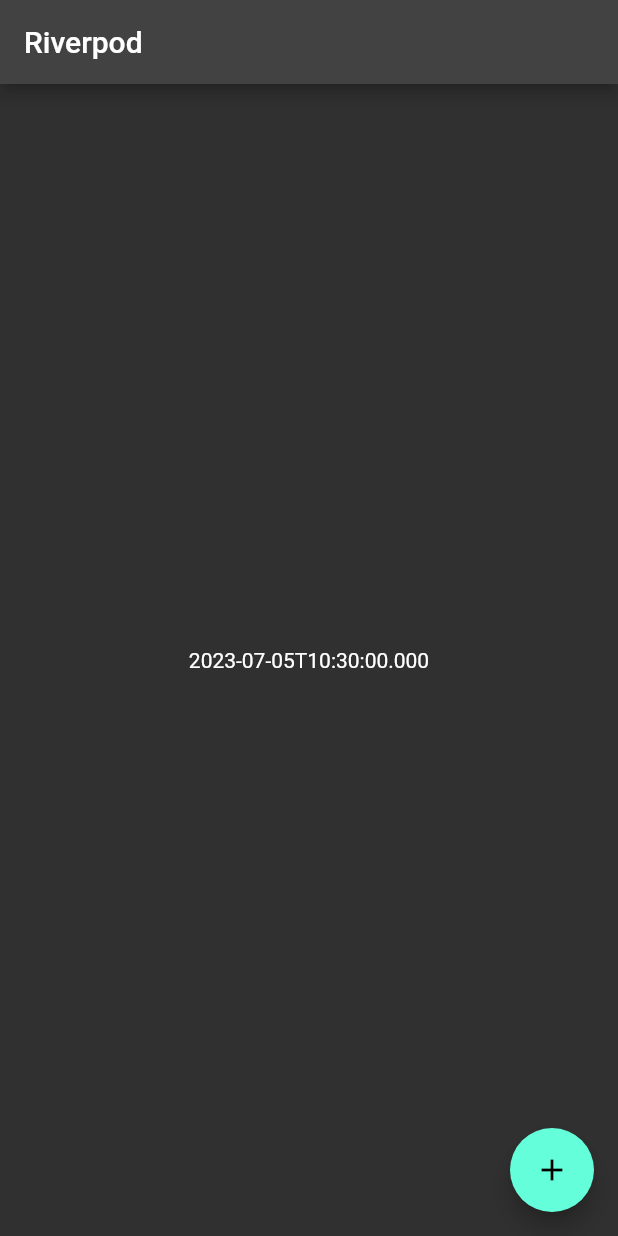
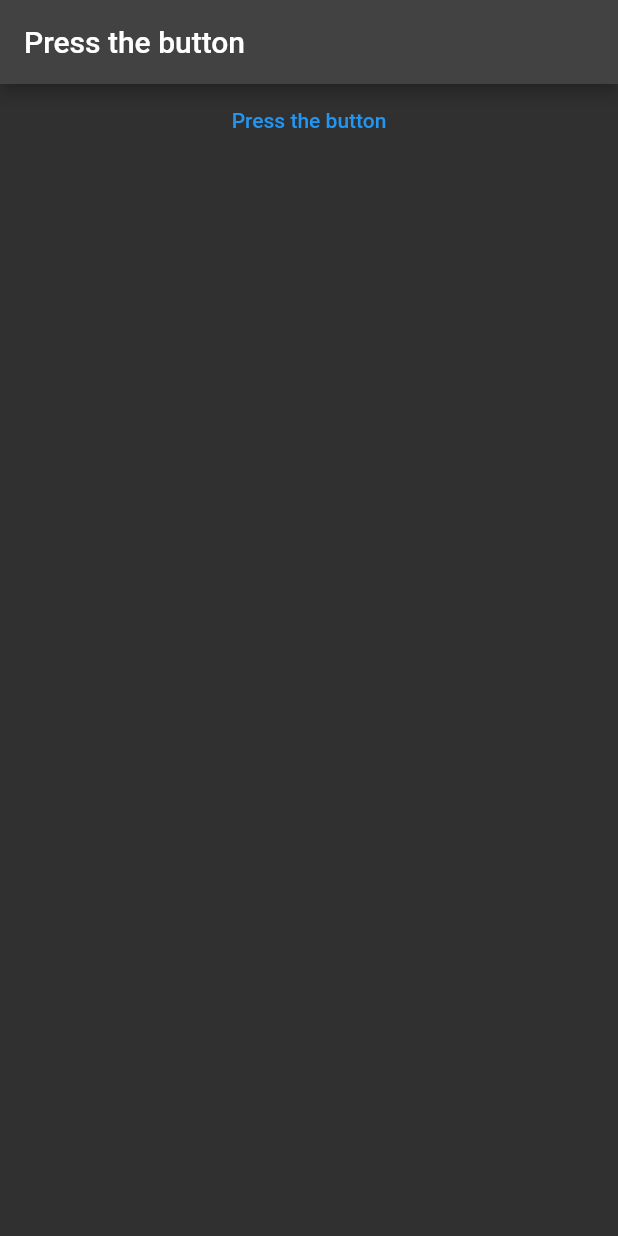
Before and after one commit to SouksavathPMS/riverpod_learning_ex1, a Flutter app: the screen it shows after launch, on a phone screen of 412 x 824 dp. Run offline on Flutter 3.47's test engine with Material 2 defaults, Android fonts, the light colour scheme and no system bars; our stand-ins replace hooks_riverpod.

Commit message:
Riverpod change notifier

```diff
--- a/lib/main.dart
+++ b/lib/main.dart
@@ -10,7 +10,7 @@
 }
 
 class MyApp extends StatelessWidget {
-  const MyApp({super.key});
+  const MyApp({Key? key}) : super(key: key);
 
   @override
   Widget build(BuildContext context) {
@@ -27,25 +27,51 @@
   }
 }
 
-final currentDate = Provider<DateTime>((ref) => DateTime.now());
+extension OptionalInfixAddition<T extends num> on T? {
+  T? operator +(T? other) {
+    final showdow = this;
+    if (showdow != null) {
+      return showdow + (other ?? 0) as T?;
+    } else {
+      return null;
+    }
+  }
+}
+
+class CounterNotifier extends StateNotifier<int> {
+  CounterNotifier() : super(0);
+  void increment() {
+    state = state + 1;
+  }
+}
+
+final counterProvider =
+    StateNotifierProvider<CounterNotifier, int?>((ref) => CounterNotifier());
 
 class MyHomePage extends ConsumerWidget {
-  const MyHomePage({super.key});
+  const MyHomePage({Key? key}) : super(key: key);
 
   @override
   Widget build(BuildContext context, WidgetRef ref) {
-    final date = ref.watch(currentDate);
     return Scaffold(
       appBar: AppBar(
-        title: const Text('Riverpod'),
+        title: Consumer(
+          builder: (context, ref, child) {
+            final counter = ref.watch(counterProvider);
+            final consumeCount =
+                counter == 0 ? "Press the button" : counter.toString();
+            return Text(consumeCount);
+          },
+        ),
       ),
-      body: Center(
-        child: Text(date.toIso8601String()),
-      ),
-      floatingActionButton: FloatingActionButton(
-        onPressed: () {},
-        tooltip: 'Increment',
-        child: const Icon(Icons.add),
+      body: Column(
+        crossAxisAlignment: CrossAxisAlignment.stretch,
+        children: [
+          TextButton(
+            onPressed: ref.read(counterProvider.notifier).increment,
+            child: const Text("Press the button"),
+          ),
+        ],
       ),
     );
   }
```
